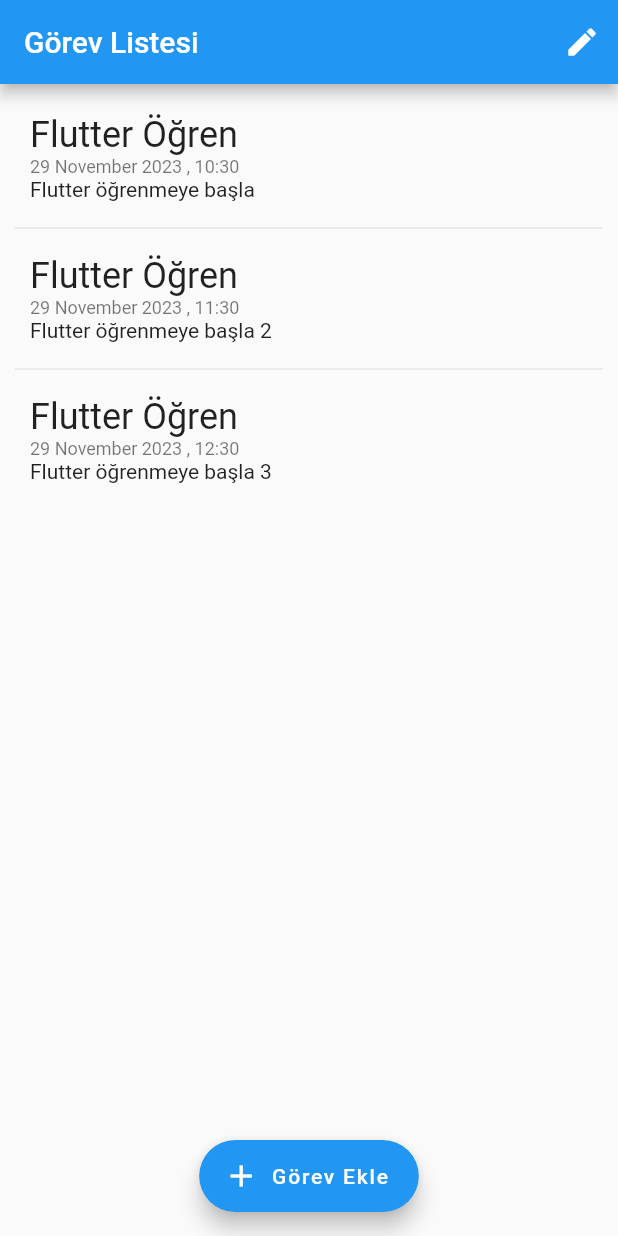
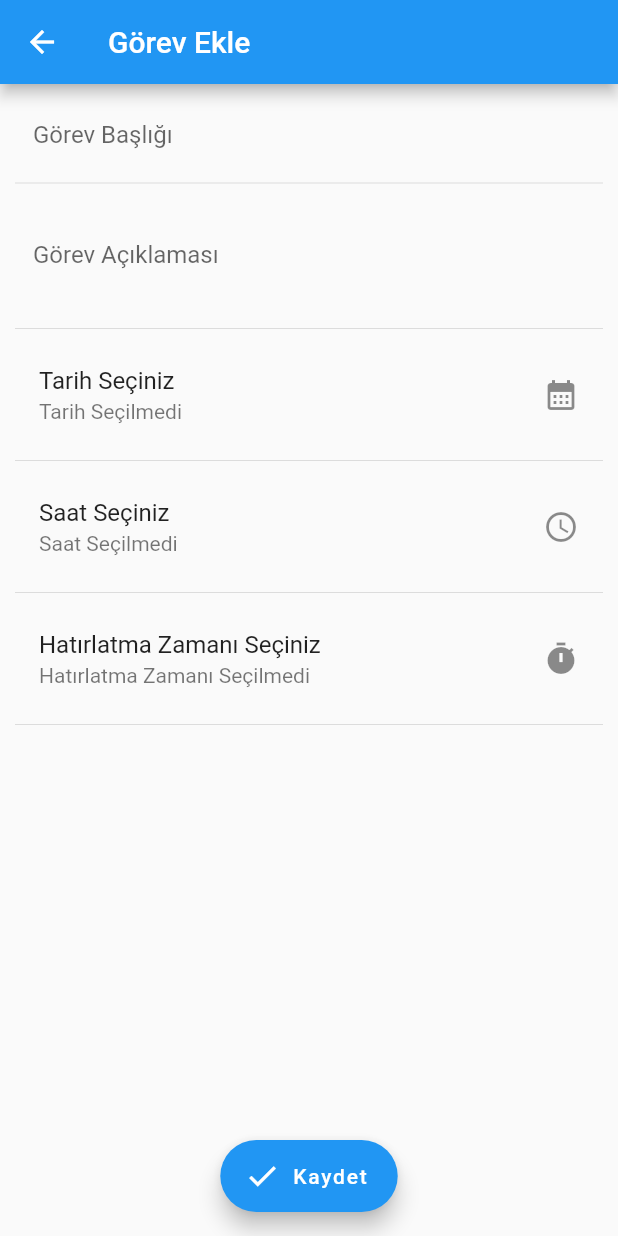
Before and after one commit to msaadev/task_manager, a Flutter app: the screen it shows after launch, after a tap on "Görev Ekle", on a phone screen of 412 x 824 dp. Run offline on Flutter 3.47's test engine with Material 2 defaults, Android fonts, the phone set to English and light mode, and no system bars.

Commit message:
half done

```diff
--- /dev/null
+++ b/lib/Widgets/input/MSAInput.dart
@@ -0,0 +1,120 @@
+import 'package:flutter/material.dart';
+
+class MSAInput extends StatelessWidget {
+  final String? placeHolder;
+  final String? label;
+  final Widget? suffix;
+  final Widget? prefixWidget;
+  final Widget? prefix;
+  final bool obscureText;
+  final int? maxLines;
+  final int? minLines;
+  final double radius;
+  final double fontSize;
+  final TextInputType? keyboardType;
+  final String? Function(String?)? validator;
+  final Function(String?)? onSaved;
+  final Function(String?)? onChanged;
+  final TextEditingController? controller;
+  final FocusNode? focusNode;
+  final Function()? onTap;
+  final TextInputAction? textInputAction;
+  final bool autoFocus;
+  final AutovalidateMode? autovalidateMode;
+
+  const MSAInput(
+      {this.placeHolder,
+      this.radius = 23,
+      this.keyboardType,
+      this.autoFocus = false,
+      this.prefixWidget,
+      this.suffix,
+      this.autovalidateMode,
+      this.label,
+      this.obscureText = false,
+      this.maxLines,
+      this.fontSize = 16,
+      this.minLines,
+      this.validator,
+      this.onSaved,
+      this.onChanged,
+      this.controller,
+      this.focusNode,
+      this.onTap,
+      this.textInputAction,
+      Key? key,
+      this.prefix})
+      : super(key: key);
+
+  @override
+  Widget build(BuildContext context) {
+    return Theme(
+      data: ThemeData(
+          primarySwatch: Colors.blue, inputDecorationTheme: theme(radius)),
+      child: TextFormField(
+        autovalidateMode: autovalidateMode,
+        autofocus: autoFocus,
+        textInputAction: textInputAction,
+        focusNode: focusNode,
+        controller: controller,
+        onSaved: onSaved,
+        validator: validator,
+        onChanged: onChanged,
+        onTap: onTap,
+        keyboardType: keyboardType,
+        obscureText: obscureText,
+        minLines: minLines,
+        maxLines: maxLines,
+        cursorRadius: const Radius.circular(4),
+        textAlignVertical: TextAlignVertical.center,
+        decoration: InputDecoration(
+          label: label != null ? Text(label!) : null,
+          suffixIcon: suffix,
+          fillColor: Colors.transparent,
+          prefixIcon: prefix,
+          prefix: prefixWidget,
+          prefixIconColor: Colors.blue,
+          hintText: placeHolder,
+        ),
+      ),
+    );
+  }
+
+  InputDecorationTheme theme(double radius) => InputDecorationTheme(
+        prefixIconColor: Colors.blue,
+        enabledBorder: OutlineInputBorder(
+          borderRadius: BorderRadius.circular(radius),
+          borderSide: BorderSide(color: Colors.transparent),
+        ),
+        focusedBorder: OutlineInputBorder(
+          borderRadius: BorderRadius.circular(radius),
+          borderSide: const BorderSide(color: Colors.blue),
+        ),
+        border: OutlineInputBorder(
+          borderRadius: BorderRadius.circular(radius),
+          borderSide: const BorderSide(color: Colors.white),
+        ),
+        disabledBorder: OutlineInputBorder(
+          borderRadius: BorderRadius.circular(radius),
+          borderSide: const BorderSide(color: Colors.white),
+        ),
+        errorBorder: OutlineInputBorder(
+          borderRadius: BorderRadius.circular(radius),
+          borderSide: const BorderSide(color: Colors.red),
+        ),
+        focusedErrorBorder: OutlineInputBorder(
+          borderRadius: BorderRadius.circular(radius),
+          borderSide: const BorderSide(color: Colors.red),
+        ),
+        fillColor: const Color(0xFFF8F8F8),
+        filled: true,
+        hintStyle: TextStyle(
+          color: const Color(0xFFB0B2C9),
+          fontWeight: FontWeight.w700,
+          fontSize: 17,
+          // fontFamilyFallback: [GoogleFonts.roboto().fontFamily!],
+        ),
+        contentPadding:
+            const EdgeInsets.symmetric(horizontal: 12, vertical: 12),
+      );
+}
--- a/lib/core/models/task_model.dart
+++ b/lib/core/models/task_model.dart
@@ -1,9 +1,9 @@
 class Task {
-  final DateTime? time;
-  final String? title;
-  final String? description;
-  final String? music;
-  final int? duration;
+   DateTime? time;
+   String? title;
+   String? description;
+   String? music;
+   int? duration;
 
   Task({
     this.time,
--- a/lib/screens/home/home_view.dart
+++ b/lib/screens/home/home_view.dart
@@ -1,7 +1,10 @@
+import 'package:flutter/cupertino.dart';
 import 'package:flutter/material.dart';
 import 'package:intl/intl.dart';
 
 import 'package:task_manager/core/models/task_model.dart';
+
+import '../task_detail/task_detail.dart';
 
 class HomeView extends StatefulWidget {
   const HomeView({super.key});
@@ -60,22 +63,44 @@ class _HomeViewState extends State<HomeView> {
         ],
       ),
       floatingActionButton: FloatingActionButton.extended(
-        onPressed: () {},
+        onPressed: () {
+          Navigator.push(context, CupertinoPageRoute(builder: (context) {
+            return const TaskDetail();
+          })).then((value) {
+            if (value != null) {
+              setState(() {
+                taskList.add(value);
+              });
+            }
+          });
+        },
         icon: const Icon(Icons.add),
         label: const Text('Görev Ekle'),
       ),
       floatingActionButtonLocation: FloatingActionButtonLocation.centerFloat,
       body: ListView.separated(
-        padding: EdgeInsets.all(10),
+        padding: const EdgeInsets.all(10),
         separatorBuilder: (context, index) => const Divider(),
         itemCount: taskList.length,
         itemBuilder: (context, index) {
           var item = taskList[index];
           var date = DateFormat(
-            'dd MMMM yyyy , hh:mm',
+            'dd MMMM yyyy , HH:mm',
           ).format(item.time ?? DateTime.now());
 
-          return Row(
+          return InkWell(
+            onTap: () {
+              Navigator.push(context, CupertinoPageRoute(builder: (context) {
+                return TaskDetail(task: item);
+              })).then((value) {
+                if (value != null) {
+                  setState(() {
+                    taskList[index] = value;
+                  });
+                }
+              });
+            },
+            child: Row(
               children: [
                 AnimatedContainer(
                   transform: Matrix4.translationValues(
@@ -83,8 +108,9 @@ class _HomeViewState extends State<HomeView> {
                   curve: Curves.easeInOut,
                   width: isEditing ? 50 : 0,
                   duration: const Duration(milliseconds: 500),
-                child:
-                    isEditing ? deleteButton(context, index) : const SizedBox(),
+                  child: isEditing
+                      ? deleteButton(context, index)
+                      : const SizedBox(),
                 ),
                 Expanded(
                     child: Padding(
@@ -92,14 +118,16 @@ class _HomeViewState extends State<HomeView> {
                   child: Column(
                     crossAxisAlignment: CrossAxisAlignment.start,
                     children: [
-                    Text(item.title!,
+                      Text(item.title ?? '',
                           style: Theme.of(context).textTheme.headlineSmall),
+
                       Text(date, style: Theme.of(context).textTheme.bodySmall),
-                    Text(item.description!),
+                      Text(item.description ?? ''),
                     ],
                   ),
                 ))
               ],
+            ),
           );
         },
       ),
--- a/lib/screens/task_detail/task_detail.dart
+++ b/lib/screens/task_detail/task_detail.dart
@@ -0,0 +1,178 @@
+import 'package:flutter/cupertino.dart';
+import 'package:flutter/material.dart';
+import 'package:intl/intl.dart';
+import 'package:task_manager/Widgets/input/MSAInput.dart';
+import 'package:task_manager/core/models/task_model.dart';
+
+class TaskDetail extends StatefulWidget {
+  final Task? task;
+  const TaskDetail({super.key, this.task});
+
+  @override
+  State<TaskDetail> createState() => _TaskDetailState();
+}
+
+class _TaskDetailState extends State<TaskDetail> {
+  late final Task task;
+  late final TextEditingController titleController, descriptionController;
+
+  @override
+  void initState() {
+    super.initState();
+    task = widget.task ?? Task();
+    titleController = TextEditingController(text: task.title);
+    descriptionController = TextEditingController(text: task.description);
+  }
+
+  @override
+  Widget build(BuildContext context) {
+    return Scaffold(
+      floatingActionButtonLocation: FloatingActionButtonLocation.centerFloat,
+      floatingActionButton: FloatingActionButton.extended(
+        onPressed: () {
+          Navigator.pop(context, task);
+        },
+        icon: Icon(Icons.check),
+        label: Text('Kaydet'),
+      ),
+      appBar: AppBar(
+        title: Text(task.title ?? 'Görev Ekle'),
+      ),
+      body: ListView(padding: EdgeInsets.all(10), children: [
+        Form(
+            child: Column(
+          children: [
+            MSAInput(
+              controller: titleController,
+              label: 'Görev Başlığı',
+              radius: 0,
+              maxLines: 1,
+              onChanged: (p0) {
+                task.title = p0;
+              },
+            ),
+            Divider(),
+            MSAInput(
+              controller: descriptionController,
+              radius: 0,
+              onChanged: (p0) {
+                task.description = p0;
+              },
+              label: 'Görev Açıklaması',
+              minLines: 3,
+              maxLines: 6,
+            ),
+          ],
+        )),
+        Divider(),
+        ListTile(
+          title: Text('Tarih Seçiniz'),
+          trailing: Icon(Icons.calendar_month),
+          subtitle: Text(
+            task.time == null
+                ? 'Tarih Seçilmedi'
+                : DateFormat('dd MMMM yyyy').format(task.time!),
+          ),
+          onTap: () {
+            showDatePicker(
+              context: context,
+              initialDate: DateTime.now(),
+              firstDate: DateTime.now(),
+              lastDate: DateTime.now().add(const Duration(days: 365)),
+            ).then((value) {
+              if (value != null) {
+                setState(() {
+                  task.time = value;
+                });
+              }
+            });
+          },
+        ),
+        Divider(),
+        ListTile(
+          title: Text('Saat Seçiniz'),
+          subtitle: Text(
+            task.time == null
+                ? 'Saat Seçilmedi'
+                : DateFormat('HH:mm').format(task.time!),
+          ),
+          trailing: Icon(Icons.schedule),
+          onTap: () {
+            showTimePicker(
+              context: context,
+              initialTime: TimeOfDay.fromDateTime(task.time ?? DateTime.now()),
+            ).then((value) {
+              if (value != null) {
+                setState(() {
+                  task.time = DateTime(
+                    task.time!.year,
+                    task.time!.month,
+                    task.time!.day,
+                    value.hour,
+                    value.minute,
+                  );
+                });
+              }
+            });
+          },
+        ),
+        Divider(),
+        ListTile(
+          title: Text('Hatırlatma Zamanı Seçiniz'),
+          subtitle: Text(
+            task.duration == null
+                ? 'Hatırlatma Zamanı Seçilmedi'
+                : '${task.duration} dakika',
+          ),
+          trailing: Icon(Icons.timer),
+          onTap: () {
+            _showDialog(
+              CupertinoPicker(
+                magnification: 1.22,
+                squeeze: 1.2,
+                useMagnifier: true,
+                itemExtent: 32,
+                // This sets the initial item.
+                scrollController: FixedExtentScrollController(
+                  initialItem: task.duration ?? 0,
+                ),
+                // This is called when selected item is changed.
+                onSelectedItemChanged: (int selectedItem) {
+                  setState(() {
+                    task.duration = selectedItem * 5;
+                  });
+                },
+                children: List<Widget>.generate(5, (int index) {
+                  return Center(child: Text('${index * 5} dakika'));
+                }),
+              ),
+            );
+          },
+        ),
+        Divider(),
+        ListTile()
+      ]),
+    );
+  }
+
+  void _showDialog(Widget child) {
+    showCupertinoModalPopup<void>(
+      context: context,
+      builder: (BuildContext context) => Container(
+        height: 216,
+        padding: const EdgeInsets.only(top: 6.0),
+        // The Bottom margin is provided to align the popup above the system navigation bar.
+        margin: EdgeInsets.only(
+          bottom: MediaQuery.of(context).viewInsets.bottom,
+        ),
+        // Provide a background color for the popup.
+        color: CupertinoColors.systemBackground.resolveFrom(context),
+        // Use a SafeArea widget to avoid system overlaps.
+        child: SafeArea(
+          top: false,
+          child: child,
+        ),
+      ),
+    );
+  }
+}
```
Lines whose indentation alone changed are shown as unchanged.
